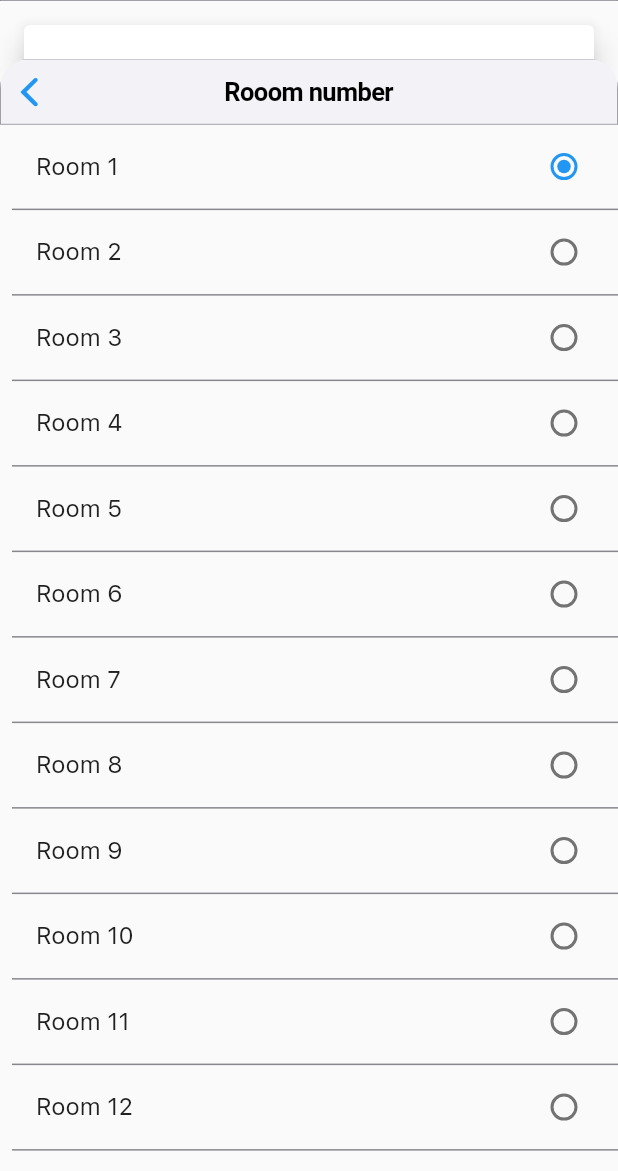
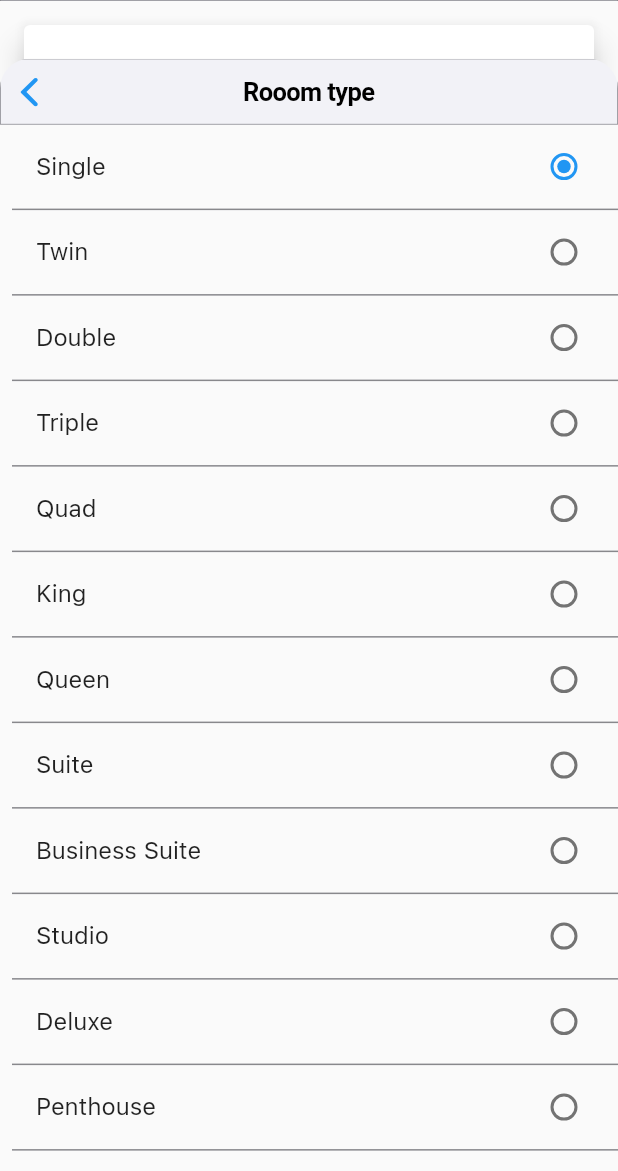
Before and after one commit to mazud21/booking_ninjas, a Flutter app: the FilterSearch screen opened directly, after a tap on "Business Suite", on a phone screen of 412 x 824 dp, the part 65-1236 px from its top. Run offline on Flutter 3.47's test engine with Material 2 defaults, Android fonts, the phone set to English and light mode, and no system bars; our stand-ins replace dio, dotted_border, flutter_easyloading, form_validator, get, image_picker and 5 more; accounts and stored records are empty; network calls fail.

Commit message:
update UI History(not fix) update UI notifications.dart(on progress)

```diff
--- a/lib/view/main_pages/history.dart
+++ b/lib/view/main_pages/history.dart
@@ -6,6 +6,8 @@ import 'package:flutter/cupertino.dart';
 import 'package:flutter/material.dart';
 import 'package:get/get.dart';
 import 'package:intl/intl.dart';
+import 'package:provider/provider.dart';
+import 'package:shared_preferences/shared_preferences.dart';
 import 'package:syncfusion_flutter_datepicker/datepicker.dart';
 
 class History extends StatefulWidget {
@@ -14,7 +16,7 @@ class History extends StatefulWidget {
 }
 
 class _HistoryState extends State<History> {
-  late List<String> listFilters = [];
+  late List<String> listFilters = ['Room 102','Twin', 'Cleaning', 'Floor 4', 'Last week'];
 
   @override
   Widget build(BuildContext context) {
@@ -88,7 +90,21 @@ class _HistoryState extends State<History> {
                             ),
                             child: Padding(
                               padding: EdgeInsets.all(8),
-                              child: Text('${listFilters[index]}'),
+                              child: Row(
+                                children: [
+                                  InkWell(
+                                    onTap: () {
+                                      setState(() {
+                                        listFilters.removeAt(index);
+                                      });
+                                    },
+                                    child: Padding(
+                                      padding: EdgeInsets.fromLTRB(4, 0, 8, 0),
+                                        child: Icon(CupertinoIcons.clear_circled, size: 16,)),
+                                  ),
+                                  Text('${listFilters[index]}', style: TextCustom().textFootnote(PalletColors.text_blue),)
+                                ],
+                              ),
                             ),
                           );
                         }
@@ -320,14 +336,17 @@ class _FilterSearchState extends State<FilterSearch> {
                     TextIcon(
                       text1: 'Room type',
                       text2: 'Business Suite',
+                      value: 'room_type',
                     ),
                     TextIcon(
                       text1: 'Building',
                       text2: 'Select',
+                      value: 'building',
                     ),
                     TextIcon(
                       text1: 'Floor',
                       text2: 'Floor 3',
+                      value: 'floor',
                     ),
                   ],
                 ),
@@ -345,10 +364,12 @@ class _FilterSearchState extends State<FilterSearch> {
                     TextIcon(
                       text1: 'Task',
                       text2: 'Cleaning',
+                      value: 'task',
                     ),
                     TextIcon(
                       text1: 'Assigned by',
                       text2: 'Supervisor 1',
+                      value: 'assigned',
                     ),
                   ],
                 ),
@@ -363,10 +384,11 @@ class _FilterSearchState extends State<FilterSearch> {
                   shrinkWrap: true,
                   physics: const NeverScrollableScrollPhysics(),
                   children: [
-                    const Text('Date'),
+                    const Text('Date', style: TextStyle(fontWeight: FontWeight.bold),),
                     const TextIcon(
                       text1: 'Period',
                       text2: 'Last week',
+                      value: 'period',
                     ),
                     InkWell(
                         onTap: () {
@@ -403,10 +425,29 @@ class _FilterSearchState extends State<FilterSearch> {
   }
 }
 
-class TextIcon extends StatelessWidget {
+class TextIcon extends StatefulWidget {
   final text1, text2, value;
 
-  const TextIcon({this.text1, this.text2, this.value});
+  const TextIcon({required this.text1, required this.text2, required this.value});
+
+  @override
+  State<TextIcon> createState() => _TextIconState();
+}
+
+class _TextIconState extends State<TextIcon> {
+
+  @override
+  void initState() {
+    // TODO: implement initState
+    super.initState();
+  }
+
+  loadSaveLocal() async {
+    SharedPreferences prefs = await SharedPreferences.getInstance();
+    var cv = prefs.getString('room_number');
+
+    return cv;
+  }
 
   @override
   Widget build(BuildContext context) {
@@ -416,24 +457,47 @@ class TextIcon extends StatelessWidget {
           padding: const EdgeInsets.fromLTRB(8, 8, 0, 8),
           child: Row(
             children: [
-              Text(text1),
+              Text(widget.text1),
               const Spacer(),
               SizedBox(
                 child: Row(
                   children: [
-                    value == 'date'
+                    widget.value == 'date'
                         ? Container(
                             padding: const EdgeInsets.all(6),
                             decoration: BoxDecoration(
                                 color: PalletColors.btn_soft_grey,
                                 borderRadius: BorderRadius.circular(8)),
-                            child: Text(text2),
+                            child: Text(widget.text2),
                           )
                         : TextButton(
                             onPressed: () {
-                              bsShowRoom(context);
+
+                              switch (widget.value) {
+                                case 'room_number':
+                                  bsShowRoom(context);
+                                  break;
+                                case 'room_type':
+                                  bsShowType(context);
+                                  break;
+                                case 'building':
+
+                                  break;
+                                case 'floor':
+
+                                  break;
+                                case 'task':
+
+                                  break;
+                                case 'assigned':
+
+                                  break;
+                                case 'period':
+
+                                  break;
+                              }
                             },
-                            child: Text(text2)),
+                            child: Text(widget.text2)),
                     const Icon(Icons.chevron_right_rounded)
                   ],
                 ),
@@ -467,6 +531,25 @@ class TextIcon extends StatelessWidget {
           );
         });
   }
+
+  bsShowType(BuildContext context) {
+    showModalBottomSheet(
+        context: context,
+        isScrollControlled: true,
+        clipBehavior: Clip.antiAliasWithSaveLayer,
+        barrierColor: Colors.transparent,
+        shape: const RoundedRectangleBorder(
+          borderRadius: BorderRadius.vertical(
+            top: Radius.circular(20),
+          ),
+        ),
+        builder: (context) {
+          return FractionallySizedBox(
+            heightFactor: 0.9,
+            child: RoomType(),
+          );
+        });
+  }
 }
 
 class RoomNumber extends StatefulWidget {
@@ -475,7 +558,9 @@ class RoomNumber extends StatefulWidget {
 }
 
 class _RoomNumberState extends State<RoomNumber> {
+
   late int value = 0;
+  List<String> listRoomNumber = ['Room 101','Room 102','Room 103','Room 104','Room 105','Room 106','Room 107','Room 108','Room 109','Room 110','Room 111','Room 112'];
 
   @override
   Widget build(BuildContext context) {
@@ -484,6 +569,7 @@ class _RoomNumberState extends State<RoomNumber> {
       body: Padding(
         padding: EdgeInsets.fromLTRB(8, 0, 0, 0),
         child: ListView.builder(
+          itemCount: listRoomNumber.length,
           itemBuilder: (context, index) {
             return RadioListTile(
               value: index,
@@ -495,18 +581,66 @@ class _RoomNumberState extends State<RoomNumber> {
                   color: PalletColors.text_soft_grey
                 ),
               ),
-              onChanged: (valueSelect) {
+              onChanged: (valueSelect) async {
                 setState(() {
                   value = valueSelect!;
                 });
-                log('CHECK_VALUE $value');
+
+                SharedPreferences prefs = await SharedPreferences.getInstance();
+                prefs.setString('room_number', listRoomNumber[index]);
+                var cv = prefs.getString('room_number');
+
+                log('CHECK_GET $cv');
               },
-              title: Text("Room ${index + 1}"),
+              title: Text(listRoomNumber[index]),
             );
           },
-          itemCount: 20,
         ),
       ),
     );
   }
 }
+
+class RoomType extends StatefulWidget {
+  @override
+  State<RoomType> createState() => _RoomTypeState();
+}
+
+class _RoomTypeState extends State<RoomType> {
+  late int value = 0;
+
+  List<String> listRoomtType = ['Single','Twin','Double','Triple','Quad','King','Queen','Suite','Business Suite','Studio','Deluxe','Penthouse'];
+
+  @override
+  Widget build(BuildContext context) {
+    return Scaffold(
+      appBar: AppBarCustom().getCupertinoNavBar('Rooom type'),
+      body: Padding(
+        padding: EdgeInsets.fromLTRB(8, 0, 0, 0),
+        child: ListView.builder(
+          itemCount: listRoomtType.length,
+          itemBuilder: (context, index) {
+            return RadioListTile(
+              value: index,
+              groupValue: value,
+              controlAffinity: ListTileControlAffinity.trailing,
+              shape: Border(
+                bottom: BorderSide(
+
+                    color: PalletColors.text_soft_grey
+                ),
+              ),
+              onChanged: (valueSelect) {
+                setState(() {
+                  value = valueSelect!;
+                });
+                log('CHECK_VALUE $value ${listRoomtType[index]}');
+              },
+              title: Text(listRoomtType[index]),
+            );
+          },
+        ),
+      ),
+    );
+  }
+}
```
Also changed, not shown: lib/view/main_pages/notes.dart (+37 -86 lines), lib/view/notifications.dart (+8 -8 lines).
